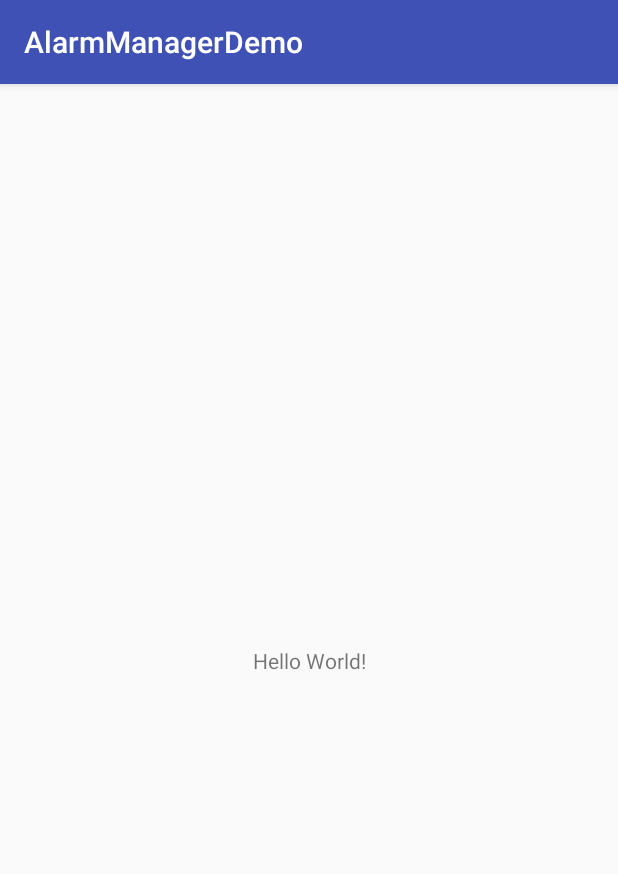
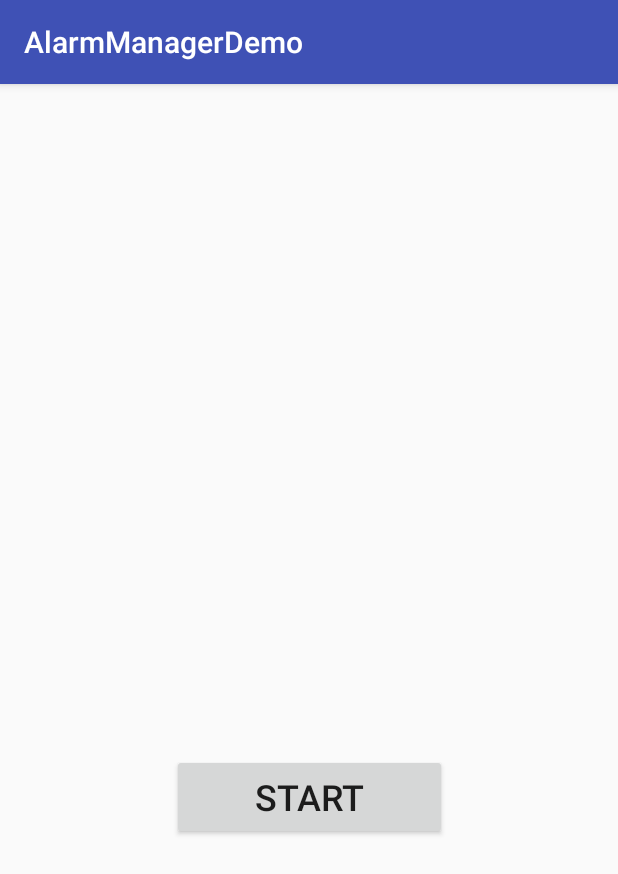
Before and after one commit to risc604/AlarmManagerDemo, an Android app: the screen it shows after launch (MainActivity), on a phone screen of 412 x 824 dp. Shown: the top 874 px of the screen. Run offline under Robolectric (Android 15) with nearby library versions, the phone set to English and light mode, and no system bars.

Commit message:
repeat interval Alarm timer OK!!

```diff
--- a/app/src/main/java/com/demo/tomcat/alarmmanagerdemo/MainActivity.java
+++ b/app/src/main/java/com/demo/tomcat/alarmmanagerdemo/MainActivity.java
@@ -1,14 +1,22 @@
 package com.demo.tomcat.alarmmanagerdemo;
 
 import android.app.AlarmManager;
+import android.app.Notification;
 import android.app.PendingIntent;
 import android.content.BroadcastReceiver;
 import android.content.Context;
 import android.content.Intent;
 import android.content.IntentFilter;
+import android.os.Binder;
+import android.os.Build;
+import android.os.SystemClock;
+import android.support.annotation.RequiresApi;
 import android.support.v7.app.AppCompatActivity;
 import android.os.Bundle;
 import android.util.Log;
+import android.view.View;
+import android.widget.Button;
+import android.widget.TextView;
 import android.widget.Toast;
 
 import java.text.SimpleDateFormat;
@@ -16,6 +24,7 @@ import java.util.Calendar;
 import java.util.Date;
 
 // https://www.sitepoint.com/scheduling-background-tasks-android/
+// http://www.cnblogs.com/happyhacking/p/5397391.html
 
 
 public class MainActivity extends AppCompatActivity
@@ -24,10 +33,16 @@ public class MainActivity extends AppCompatActivity
     public static final String ACTION_ALARM_SET = "com.demo.tomcat.alarmmanagerdemo.ACTION_ALARM_SET";
     public static final String ACTION_ALARM_CANCLE = "com.demo.tomcat.alarmmanagerdemo.ACTION_ALARM_CANCLE";
 
+    TextView    tvMessage;
+    Button      btnSwitch;
+
     AlarmReceiver   alarmReceiver;
     AlarmManager    am;
     PendingIntent   pi;
     Calendar        cal;
+    private static boolean swStatus = false;
+
+
 
 
     @Override
@@ -37,6 +52,7 @@ public class MainActivity extends AppCompatActivity
         super.onCreate(savedInstanceState);
         setContentView(R.layout.activity_main);
 
+        initView();;
         initControl();
     }
 
@@ -51,6 +67,14 @@ public class MainActivity extends AppCompatActivity
             registerReceiver(alarmReceiver, getIntentFilter());
             Log.w(TAG, " registerReceiver, alarmReceiver: " + alarmReceiver);
         }
+    }
+
+    @Override
+    protected void onActivityResult(int requestCode, int resultCode, Intent data) {
+        Log.w(TAG, "onActivityResult(), requestCode: " + requestCode +
+                    ", resultCode: " + resultCode);
+        super.onActivityResult(requestCode, resultCode, data);
+
     }
 
     @Override
@@ -74,48 +98,129 @@ public class MainActivity extends AppCompatActivity
         }
     }
 
+    @RequiresApi(api = Build.VERSION_CODES.M)
+    public void OnClickedOnOff(View view)
+    {
+        Log.w(TAG, "OnClickedOnOff(), ");
+
+        if (!swStatus)
+        {
+            btnSwitch.setText("Stop Alarm");
+            swStatus = true;
+            startAlarm();
+        }
+        else
+        {
+            btnSwitch.setText("Start Alarm");
+            swStatus = false;
+            cancelAlarm(1);
+        }
+    }
+
+
 
     //------------------ User function ------------------//
     private void initView()
     {
+        tvMessage = findViewById(R.id.textMessage);
+        btnSwitch = findViewById(R.id.OnOffSwitch);
+        //btnSwitch.setText("Start");
 
     }
 
     private void initControl()
     {
-        setAlarm(10);
+        //setAlarm(10);
+        initAlarm();
     }
 
-    private void setAlarm(int n)
+    Calendar calendar;
+    private void initAlarm()
     {
-        long actionTime = 70;
+        Intent  alarmIntent = new Intent(ACTION_ALARM_SET);
+        //pi = PendingIntent.getBroadcast(this, 0, alarmIntent, PendingIntent.FLAG_ONE_SHOT);
+        pi = PendingIntent.getBroadcast(MainActivity.this, 0, alarmIntent, PendingIntent.FLAG_ONE_SHOT);
 
-        for (int i=0; i<n; i++)
+        calendar = Calendar.getInstance();
+        calendar.setTimeInMillis(System.currentTimeMillis());
+        //calendar.set(Calendar.HOUR_OF_DAY, 15);
+        //calendar.set(Calendar.MINUTE, 18);
+    }
+
+    @RequiresApi(api = Build.VERSION_CODES.M)
+    public void startAlarm() {
+
+        if (am == null)
         {
-            cal = Calendar.getInstance();
-            //cal.set(2018, 4-1, 6, 1, 20, 0);
-            cal.setTimeInMillis(System.currentTimeMillis() + actionTime);
+            int interval = 1000 * 10;
+            am = (AlarmManager) getSystemService(Context.ALARM_SERVICE);
+            if (Build.VERSION.SDK_INT < 23) {
+                //am.set(AlarmManager.RTC_WAKEUP, System.currentTimeMillis() + interval, pi);
+                am.setRepeating(AlarmManager.RTC_WAKEUP,
+                        calendar.getTimeInMillis() + interval, interval, pi);
+            }
+            else
+            {
+                am.setAndAllowWhileIdle(AlarmManager.RTC_WAKEUP,
+                        System.currentTimeMillis() + interval, pi);
+                //am.setExactAndAllowWhileIdle(AlarmManager.RTC_WAKEUP, interval, pi);
+            }
 
-            Intent intent = new Intent(ACTION_ALARM_SET);
-            am = (AlarmManager) this.getSystemService(Context.ALARM_SERVICE);
-            pi = PendingIntent.getBroadcast(this, i, intent, PendingIntent.FLAG_ONE_SHOT);
-            am.set(AlarmManager.RTC_WAKEUP, cal.getTimeInMillis(), pi);
+            //am.setRepeating(AlarmManager.RTC_WAKEUP, System.currentTimeMillis(), interval, pi);
+            Toast.makeText(this, "Alarm set", Toast.LENGTH_SHORT).show();
+        }
+        else
+        {
+            Toast.makeText(this, "Error!! Alarm NOT null", Toast.LENGTH_SHORT).show();
         }
 
     }
 
+    public void startAlarmService()
+    {
+        AlarmService alarmService = new AlarmService();
+
+    }
+
+    public void cancleAlarm()
+    {
+
+    }
+
+    //private void setAlarm(int n)
+    //{
+    //    long actionTime = 70;
+    //
+    //    for (int i=0; i<n; i++)
+    //    {
+    //        cal = Calendar.getInstance();
+    //        //cal.set(2018, 4-1, 6, 1, 20, 0);
+    //        cal.setTimeInMillis(System.currentTimeMillis() + actionTime);
+    //
+    //        Intent intent = new Intent(ACTION_ALARM_SET);
+    //        am = (AlarmManager) this.getSystemService(Context.ALARM_SERVICE);
+    //        pi = PendingIntent.getBroadcast(this, i, intent, PendingIntent.FLAG_ONE_SHOT);
+    //        am.set(AlarmManager.RTC_WAKEUP, cal.getTimeInMillis(), pi);
+    //    }
+    //
+    //}
+
     private void cancelAlarm(int n)
     {
-        for (int i = 0; i < n; i++)
-        {
-            Intent intent = new Intent(ACTION_ALARM_CANCLE);
-            am = (AlarmManager) this.getSystemService(Context.ALARM_SERVICE);
-            pi = PendingIntent.getBroadcast(this, i, intent, PendingIntent.FLAG_ONE_SHOT);
+        //for (int i = 0; i < n; i++)
+        //{
+        //    Intent intent = new Intent(ACTION_ALARM_CANCLE);
+        //    am = (AlarmManager) this.getSystemService(Context.ALARM_SERVICE);
+        //    pi = PendingIntent.getBroadcast(this, i, intent, PendingIntent.FLAG_ONE_SHOT);
+
+        if (am != null) {
             am.cancel(pi);
 
             pi = null;
             am = null;
         }
+            tvMessage.setText("");
+        //}
     }
 
     private IntentFilter getIntentFilter()
@@ -134,6 +239,7 @@ public class MainActivity extends AppCompatActivity
     //------------------ inner class -------------------//
     private class AlarmReceiver extends BroadcastReceiver
     {
+        @RequiresApi(api = Build.VERSION_CODES.M)
         @Override
         public void onReceive(Context context, Intent intent)
         {
@@ -148,6 +254,19 @@ public class MainActivity extends AppCompatActivity
                 timerCounts++;
                 //Toast.makeText(context, "Times Up!!", Toast.LENGTH_LONG).show();
                 message = "Times Up!! " + timerCounts + ", " + sdf.format(thisDate);
+                //Intent intent1 = new Intent(context, AlarmService.class);
+                //context.startService(intent1);
+                cancelAlarm(1);
+
+                //try {
+                    //Thread.sleep(300);
+                    initAlarm();
+                    startAlarm();
+                //}
+                //catch (InterruptedException e)
+                //{
+                //    e.printStackTrace();
+                //}
             }
             else if (action.equalsIgnoreCase(ACTION_ALARM_CANCLE))
             {
@@ -159,6 +278,7 @@ public class MainActivity extends AppCompatActivity
                 //Toast.makeText(context, "Error !! action unknow.", Toast.LENGTH_LONG).show();
                 message = "Error !! action unknow.";
             }
+            tvMessage.setText(timerCounts + ", " + sdf.format(thisDate));
 
             Toast.makeText(context, message, Toast.LENGTH_LONG).show();
         }
--- a/app/src/main/res/layout/activity_main.xml
+++ b/app/src/main/res/layout/activity_main.xml
@@ -7,12 +7,35 @@
     tools:context=".MainActivity">
 
     <TextView
-        android:layout_width="wrap_content"
-        android:layout_height="wrap_content"
-        android:text="Hello World!"
+        android:id="@+id/textMessage"
+        android:layout_width="370dp"
+        android:layout_height="56dp"
+        android:layout_marginBottom="8dp"
+        android:layout_marginEnd="8dp"
+        android:layout_marginStart="8dp"
+        android:layout_marginTop="8dp"
+        android:gravity="center_vertical|center_horizontal"
+        android:textSize="18sp"
+        app:layout_constraintBottom_toTopOf="@+id/OnOffSwitch"
+        app:layout_constraintEnd_toEndOf="parent"
+        app:layout_constraintStart_toStartOf="parent"
+        app:layout_constraintTop_toTopOf="parent"
+        app:layout_constraintVertical_bias="0.493" />
+
+    <Button
+        android:id="@+id/OnOffSwitch"
+        android:layout_width="183dp"
+        android:layout_height="57dp"
+        android:layout_marginBottom="264dp"
+        android:layout_marginEnd="8dp"
+        android:layout_marginStart="8dp"
+        android:onClick="OnClickedOnOff"
+        android:text="@string/start"
+        android:textSize="24sp"
         app:layout_constraintBottom_toBottomOf="parent"
-        app:layout_constraintLeft_toLeftOf="parent"
-        app:layout_constraintRight_toRightOf="parent"
-        app:layout_constraintTop_toTopOf="parent" />
+        app:layout_constraintEnd_toEndOf="parent"
+        app:layout_constraintHorizontal_bias="0.501"
+        app:layout_constraintStart_toStartOf="parent"
+        tools:ignore="MissingConstraints" />
 
 </android.support.constraint.ConstraintLayout>
--- a/app/src/main/res/values/strings.xml
+++ b/app/src/main/res/values/strings.xml
@@ -1,3 +1,4 @@
 <resources>
     <string name="app_name">AlarmManagerDemo</string>
+    <string name="start">Start</string>
 </resources>
```
Also changed, not shown: app/src/main/AndroidManifest.xml (+7 -0 lines), app/src/main/java/com/demo/tomcat/alarmmanagerdemo/AlarmService.java (added, +57 -0 lines).
